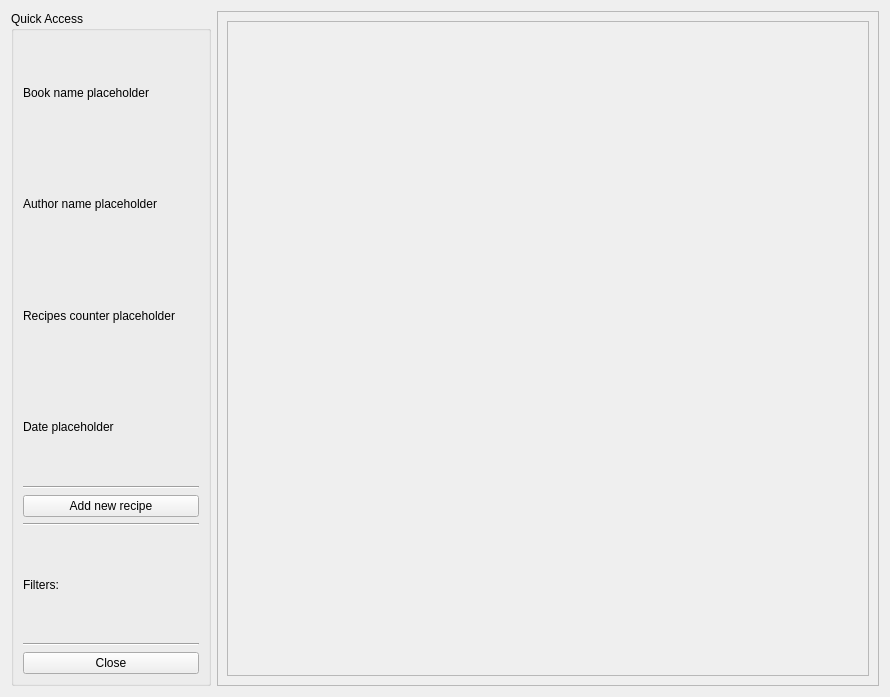
Above: windows/designs/BookWindow.ui from andremmvgabriel/MyCookingBook before the change. Below: the same form after it.
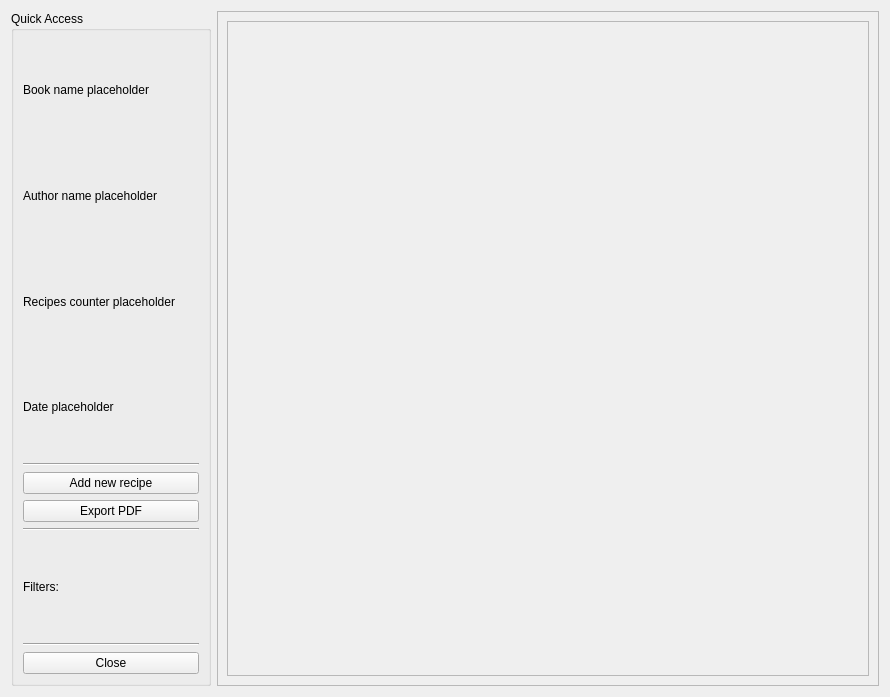
That is the form after the change.

Commit message: Added export PDF button in book window.

What changed in the file:
```diff
--- a/windows/designs/BookWindow.ui
+++ b/windows/designs/BookWindow.ui
@@ -76,6 +76,13 @@
           </property>
          </widget>
         </item>
+        <item>
+         <widget class="QPushButton" name="buttonExport">
+          <property name="text">
+           <string>Export PDF</string>
+          </property>
+         </widget>
+        </item>
         <item>
          <widget class="Line" name="line_2">
           <property name="orientation">
```
The commit also changes 2 other files.
